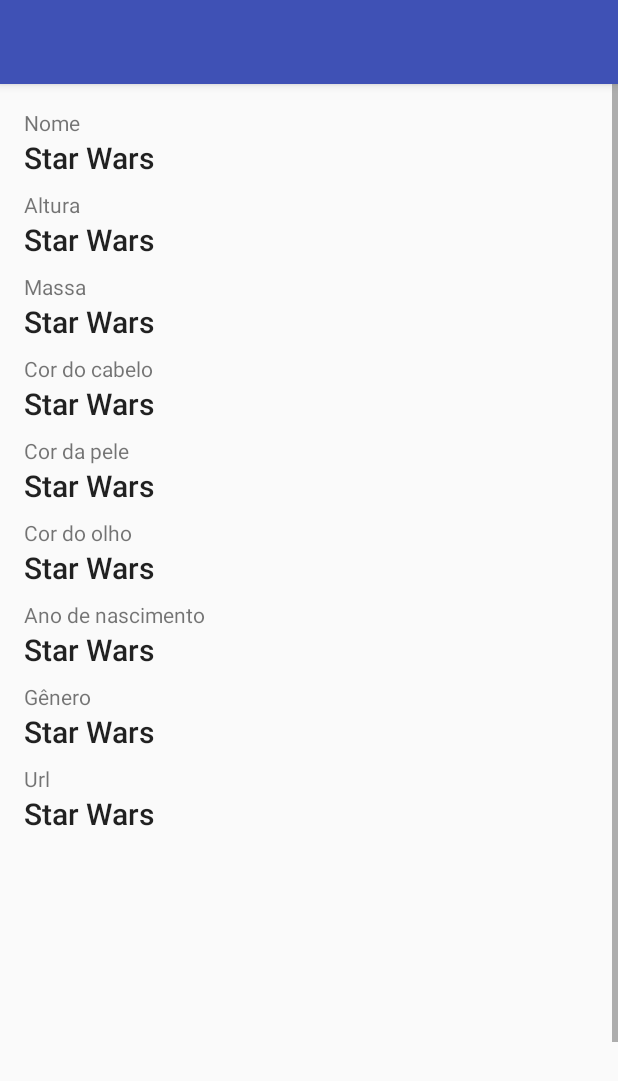
After one commit to uziassantosferreira/Starwars-clean, an Android app: the layout activity_person_details.xml on its own in the app's theme, with its tools: preview values and no code run, on a phone screen of 412 x 824 dp. The commit adds this screen. Shown: the top 1081 px of the screen. Run offline under Robolectric (Android 15) with nearby library versions, the phone set to English and light mode, and no system bars.

Commit message:
feature: show details and tests

```diff
--- a/app/src/main/java/com/starwars/people/di/PeopleComponent.java
+++ b/app/src/main/java/com/starwars/people/di/PeopleComponent.java
@@ -1,6 +1,7 @@
 package com.starwars.people.di;
 
 import com.starwars.core.di.AppComponent;
+import com.starwars.people.details.presentation.view.PersonDetailsActivity;
 import com.starwars.people.di.scope.PeopleComponentScope;
 import com.starwars.people.list.presentation.view.ListOfPeopleActivity;
 
@@ -11,4 +12,6 @@ import dagger.Component;
 public interface PeopleComponent {
 
     void inject(ListOfPeopleActivity listOfPeopleActivity);
+    void inject(PersonDetailsActivity personDetailsActivity);
+
 }
--- /dev/null
+++ b/app/src/main/res/layout/activity_person_details.xml
@@ -0,0 +1,148 @@
+<?xml version="1.0" encoding="utf-8"?>
+<LinearLayout xmlns:android="http://schemas.android.com/apk/res/android"
+    xmlns:tools="http://schemas.android.com/tools"
+    android:layout_width="match_parent"
+    android:layout_height="match_parent"
+    android:orientation="vertical">
+
+    <include layout="@layout/toolbar" />
+
+    <ScrollView
+        android:layout_width="match_parent"
+        android:layout_height="wrap_content"
+        android:fillViewport="true">
+
+    <LinearLayout
+        android:layout_width="match_parent"
+        android:layout_height="wrap_content"
+        android:orientation="vertical"
+        android:padding="@dimen/activity_padding">
+
+        <TextView
+            android:layout_width="match_parent"
+            android:layout_height="wrap_content"
+            android:text="@string/activity_person_details_name_label" />
+
+        <TextView
+            android:id="@+id/textview_name"
+            android:layout_width="match_parent"
+            android:layout_height="wrap_content"
+            android:paddingBottom="@dimen/default_margin"
+            android:textAppearance="@style/TextAppearance.AppCompat.Title"
+            tools:text="@string/app_name" />
+
+
+        <TextView
+            android:layout_width="match_parent"
+            android:layout_height="wrap_content"
+            android:text="@string/activity_person_details_height_label" />
+
+        <TextView
+            android:id="@+id/textview_height"
+            android:layout_width="match_parent"
+            android:layout_height="wrap_content"
+            android:paddingBottom="@dimen/default_margin"
+            android:textAppearance="@style/TextAppearance.AppCompat.Title"
+            tools:text="@string/app_name" />
+
+        <TextView
+            android:layout_width="match_parent"
+            android:layout_height="wrap_content"
+            android:text="@string/activity_person_details_mass_label" />
+
+        <TextView
+            android:id="@+id/textview_mass"
+            android:layout_width="match_parent"
+            android:layout_height="wrap_content"
+            android:paddingBottom="@dimen/default_margin"
+            android:textAppearance="@style/TextAppearance.AppCompat.Title"
+            tools:text="@string/app_name" />
+
+        <TextView
+            android:layout_width="match_parent"
+            android:layout_height="wrap_content"
+            android:text="@string/activity_person_details_hair_color_label" />
+
+        <TextView
+            android:id="@+id/textview_hair_color"
+            android:layout_width="match_parent"
+            android:layout_height="wrap_content"
+            android:paddingBottom="@dimen/default_margin"
+            android:textAppearance="@style/TextAppearance.AppCompat.Title"
+            tools:text="@string/app_name" />
+
+        <TextView
+            android:layout_width="match_parent"
+            android:layout_height="wrap_content"
+            android:text="@string/activity_person_details_skin_color_label" />
+
+        <TextView
+            android:id="@+id/textview_skin_color"
+            android:layout_width="match_parent"
+            android:layout_height="wrap_content"
+            android:paddingBottom="@dimen/default_margin"
+            android:textAppearance="@style/TextAppearance.AppCompat.Title"
+            tools:text="@string/app_name" />
+
+
+        <TextView
+            android:layout_width="match_parent"
+            android:layout_height="wrap_content"
+            android:text="@string/activity_person_details_eye_color_label" />
+
+        <TextView
+            android:id="@+id/textview_eye_color"
+            android:layout_width="match_parent"
+            android:layout_height="wrap_content"
+            android:paddingBottom="@dimen/default_margin"
+            android:textAppearance="@style/TextAppearance.AppCompat.Title"
+            tools:text="@string/app_name" />
+
+        <TextView
+            android:layout_width="match_parent"
+            android:layout_height="wrap_content"
+            android:text="@string/activity_person_details_birth_year_label" />
+
+        <TextView
+            android:id="@+id/textview_birth_year"
+            android:layout_width="match_parent"
+            android:layout_height="wrap_content"
+            android:paddingBottom="@dimen/default_margin"
+            android:textAppearance="@style/TextAppearance.AppCompat.Title"
+            tools:text="@string/app_name" />
+
+        <TextView
+            android:layout_width="match_parent"
+            android:layout_height="wrap_content"
+            android:text="@string/activity_person_details_gender_label" />
+
+        <TextView
+            android:id="@+id/textview_gender"
+            android:layout_width="match_parent"
+            android:layout_height="wrap_content"
+            android:paddingBottom="@dimen/default_margin"
+            android:textAppearance="@style/TextAppearance.AppCompat.Title"
+            tools:text="@string/app_name" />
+
+        <TextView
+            android:layout_width="match_parent"
+            android:layout_height="wrap_content"
+            android:text="@string/activity_person_details_url_label" />
+
+        <TextView
+            android:id="@+id/textview_url"
+            android:layout_width="match_parent"
+            android:layout_height="wrap_content"
+            android:paddingBottom="@dimen/default_margin"
+            android:textAppearance="@style/TextAppearance.AppCompat.Title"
+            tools:text="@string/app_name" />
+
+        <android.support.v4.view.ViewPager
+            android:id="@+id/viewpager"
+            xmlns:android="http://schemas.android.com/apk/res/android"
+            android:layout_width="match_parent"
+            android:layout_height="400dp" />
+
+    </LinearLayout>
+    </ScrollView>
+</LinearLayout>
--- a/app/src/main/res/values/strings.xml
+++ b/app/src/main/res/values/strings.xml
@@ -6,4 +6,14 @@
     <string name="hint_link">Digite o link</string>
     <string name="scanning">Scaneando</string>
 
+    <string name="activity_person_details_name_label">Nome</string>
+    <string name="activity_person_details_height_label">Altura</string>
+    <string name="activity_person_details_mass_label">Massa</string>
+    <string name="activity_person_details_hair_color_label">Cor do cabelo</string>
+    <string name="activity_person_details_skin_color_label">Cor da pele</string>
+    <string name="activity_person_details_eye_color_label">Cor do olho</string>
+    <string name="activity_person_details_birth_year_label">Ano de nascimento</string>
+    <string name="activity_person_details_gender_label">Gênero</string>
+    <string name="activity_person_details_url_label">Url</string>
+    <string name="activity_person_details_films_label">Filmes</string>
 </resources>
```
Also changed, not shown: app/src/main/java/com/starwars/people/details/presentation/mapper/PresentationPersonMapper.java (added, +37 -0 lines), app/src/main/java/com/starwars/people/details/presentation/model/PresentationPerson.java (added, +56 -0 lines), app/src/main/java/com/starwars/people/details/presentation/presenter/PersonDetailsPresenter.java (added, +14 -0 lines), app/src/main/java/com/starwars/people/details/presentation/presenter/PersonDetailsPresenterImpl.java (added, +33 -0 lines), app/src/main/java/com/starwars/people/details/presentation/view/PersonDetailsActivity.java (added, +102 -0 lines), app/src/main/java/com/starwars/people/details/presentation/view/PersonDetailsView.java (added, +8 -0 lines), app/src/main/java/com/starwars/people/di/PeopleModule.java (+7 -0 lines), app/src/main/java/com/starwars/people/navigation/Navigation.java (+6 -1 lines), 3 other files.
